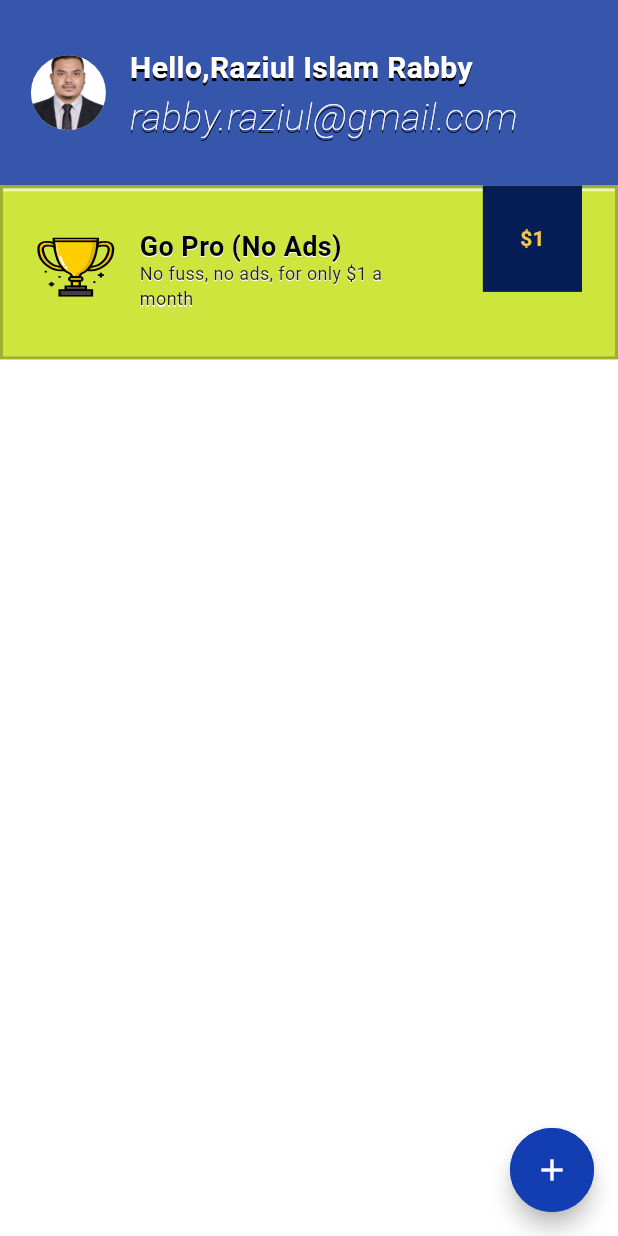
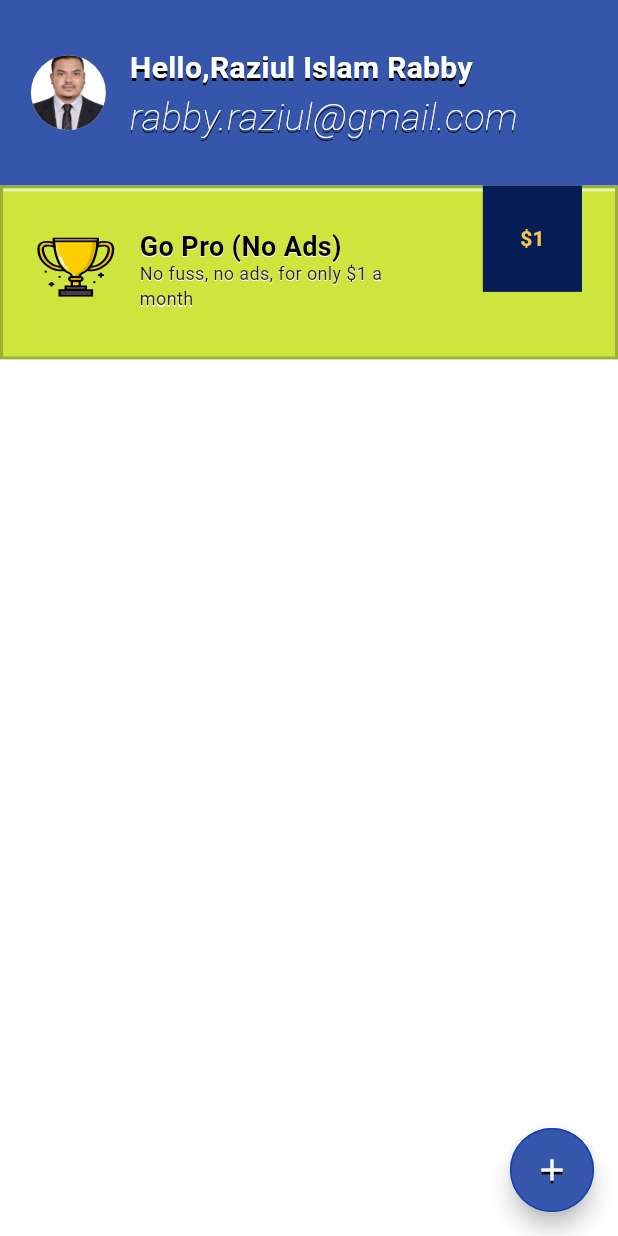
Before and after one commit to Rabby-551/To_Do_App, a Flutter app: the screen it shows after launch, on a phone screen of 412 x 824 dp. Run offline on Flutter 3.47's test engine with Material 3 defaults, Android fonts, the phone set to English and light mode, and no system bars; our stand-ins replace flutter_svg.

Commit message:
floating add button shadow add

```diff
--- a/lib/screens/task_list_screen.dart
+++ b/lib/screens/task_list_screen.dart
@@ -196,13 +196,20 @@ class TaskListScreen extends StatelessWidget {
             MaterialPageRoute(builder: (context) => const AddNewTaskScreen()),
           );
         },
-        backgroundColor: const Color(0xff123EB1),
+        backgroundColor: const Color(
+          0xff3556AB,
+        ),
         shape: RoundedRectangleBorder(
-            borderRadius: BorderRadius.circular(30),
-            side: const BorderSide(color: Color(0xff123EB1))),
+          borderRadius: BorderRadius.circular(70),
+          side: const BorderSide(
+            color: Color(0xff123EB1),
+          ),
+        ),
         child: const Icon(
           Icons.add,
+          weight: 36,
           color: Colors.white,
+          shadows: [Shadow(color: Color(0xff000000), offset: Offset(0, 2))],
         ),
       ),
     );
```
